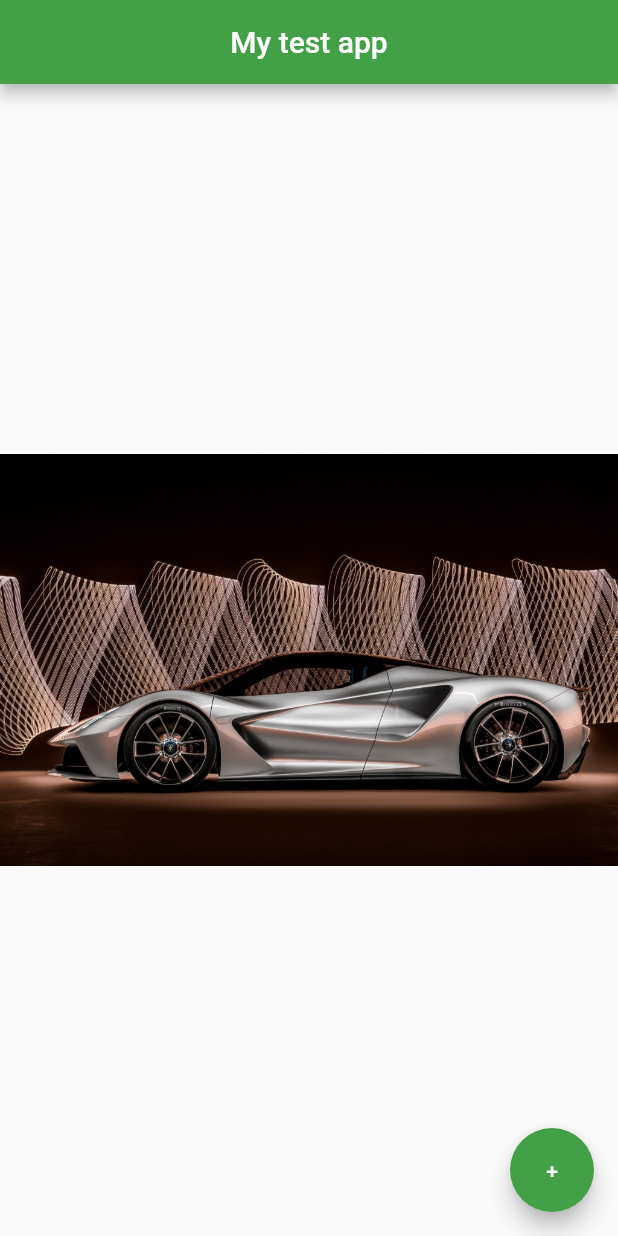
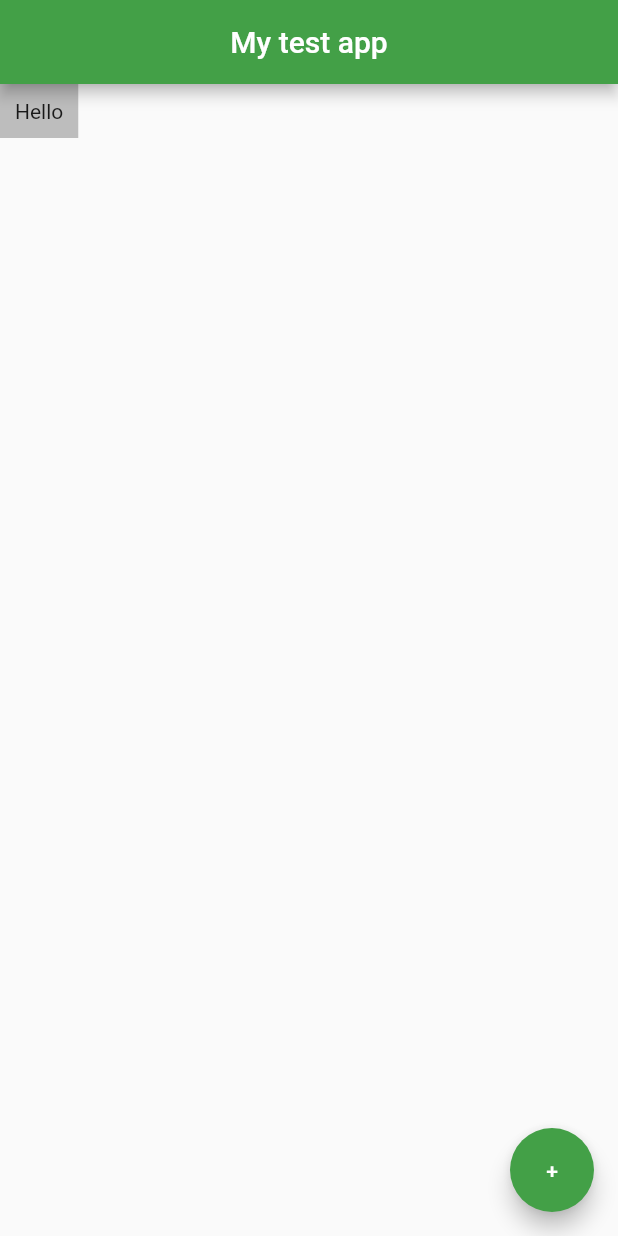
Before and after one commit to vladimirmak02/fluttertest, a Flutter app: the screen it shows after launch, on a phone screen of 412 x 824 dp. Run offline on Flutter 3.47's test engine with Material 2 defaults, Android fonts, the phone set to English and light mode, and no system bars.

Commit message:
Added container

```diff
--- a/lib/main.dart
+++ b/lib/main.dart
@@ -13,10 +13,27 @@ class Home extends StatelessWidget {
         centerTitle: true,
         backgroundColor: Colors.green[600],
       ),
-      body: Center(
-        child: Image.asset('assets/car.jpg'),
+      body: Container(
+        padding: EdgeInsets.all(10),
+        color: Colors.grey[400],
+        child: Text('Hello'),
+      ),
+      /*Center(
+        child: IconButton(
+          onPressed: () {
+            print("wow");
+          },
+          icon: Icon(Icons.email),
+          color: Colors.greenAccent,
+        ),
+        Icon(
+          Icons.airline_seat_legroom_normal,
+          color: Colors.greenAccent,
+          size: 50,
+        ),
+        Image.asset('assets/car.jpg'),
 
-        /*child: Text(
+        child: Text(
           'woooow',
           style: TextStyle(
               fontSize: 30,
@@ -24,8 +41,8 @@ class Home extends StatelessWidget {
               letterSpacing: 2,
               color: Colors.black38,
               fontFamily: 'Oxanium'),
-        ),*/
-      ),
+        ),
+      ),*/
       floatingActionButton: FloatingActionButton(
         onPressed: () {},
         child: Text('+'),
```
